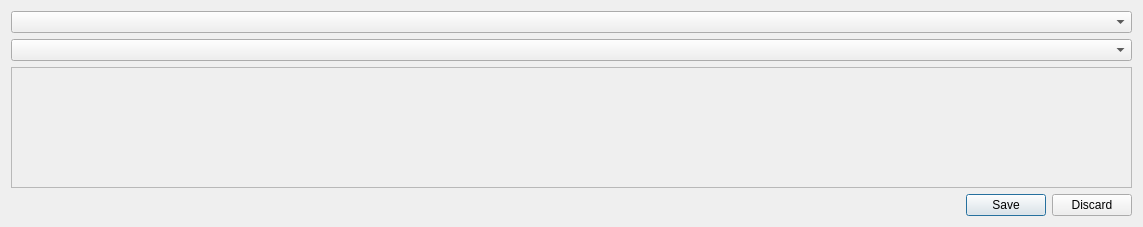
The window that pasta_eln/GUI/dataverse_ui/dataverse_edit_metadata_dialog_base.ui (PASTA-ELN/pasta-eln) describes before a commit, drawn with Qt 5.
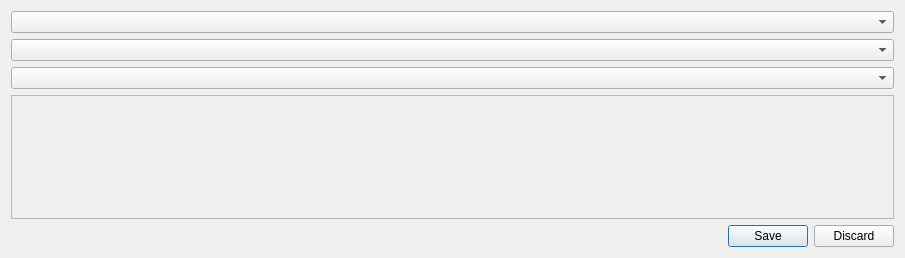
The same window after the commit.

Diff of the .ui file:
```diff
--- a/pasta_eln/GUI/dataverse_ui/dataverse_edit_metadata_dialog_base.ui
+++ b/pasta_eln/GUI/dataverse_ui/dataverse_edit_metadata_dialog_base.ui
@@ -6,8 +6,8 @@
    <rect>
     <x>0</x>
     <y>0</y>
-    <width>1143</width>
-    <height>227</height>
+    <width>905</width>
+    <height>258</height>
    </rect>
   </property>
   <property name="windowTitle">
@@ -16,6 +16,13 @@
   <layout class="QVBoxLayout" name="verticalLayout">
    <item>
     <layout class="QVBoxLayout" name="mainVerticalLayout">
+     <item>
+      <widget class="QComboBox" name="minimalFullComboBox">
+       <property name="toolTip">
+        <string>Select either &quot;minimal&quot; or &quot;full&quot; from the given list. Below UI will be updated accordingly.</string>
+       </property>
+      </widget>
+     </item>
      <item>
       <widget class="QComboBox" name="metadataBlockComboBox">
        <property name="toolTip">
@@ -40,7 +47,7 @@
          <rect>
           <x>0</x>
           <y>0</y>
-          <width>1121</width>
+          <width>883</width>
           <height>112</height>
          </rect>
         </property>
```
Left out of the diff: 5 changed lines with no effect on the pictures.
